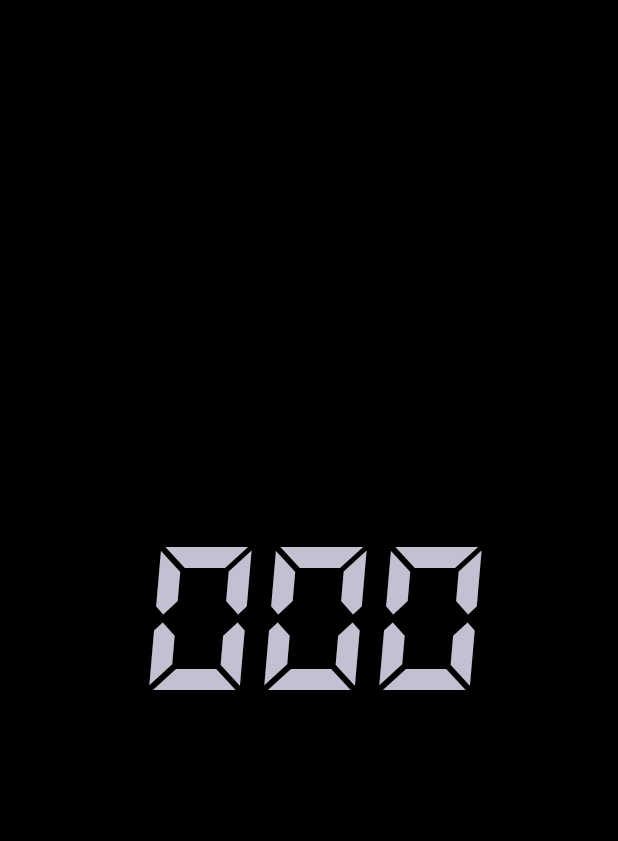
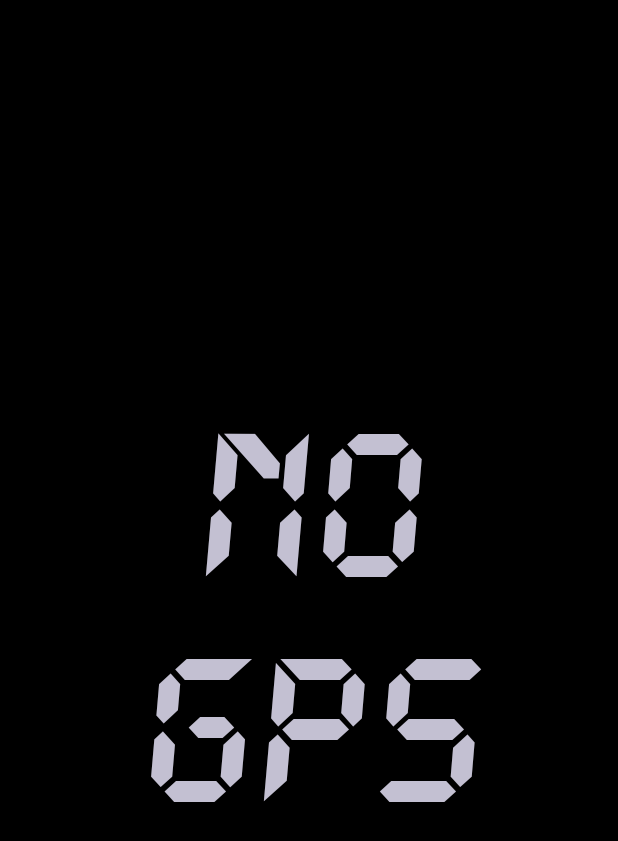
Before and after one commit to zDanaa/tachominimal, an Android app: the screen it shows after launch (MainActivity), on a phone screen of 412 x 824 dp. Shown: the top 841 px of the screen. Run offline under Robolectric (Android 15) with nearby library versions, the phone set to English and light mode, and no system bars.

Commit message:
Changed value which is displayed when no GPS is available

```diff
--- a/app/src/main/res/layout/activity_main.xml
+++ b/app/src/main/res/layout/activity_main.xml
@@ -11,7 +11,7 @@
         android:layout_height="wrap_content"
         android:layout_centerInParent="true"
         android:fontFamily="@font/dsdigit"
-        android:text="000"
+        android:text="@string/default_value"
         android:textAlignment="center"
         android:textAppearance="@style/TextAppearance.AppCompat.Large"
         android:textColor="@color/text"
--- a/app/src/main/res/values/strings.xml
+++ b/app/src/main/res/values/strings.xml
@@ -1,3 +1,4 @@
 <resources>
     <string name="app_name">tachominimal</string>
+    <string name="default_value">no GPS</string>
 </resources>
```
